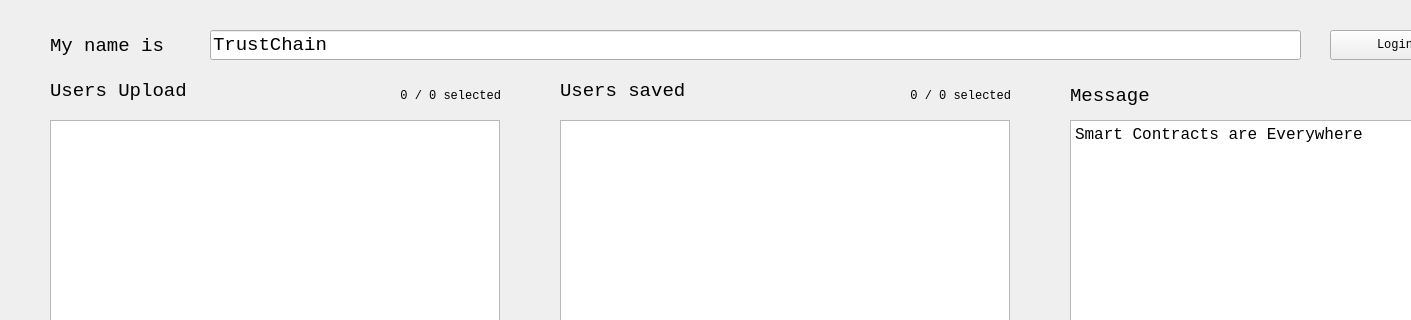
Old version of the form forms/mainWindow.ui in the repository trustchain-tech/Trustele; both pictures show x 0 to 1411 and y 0 to 320 of the 1500 by 800 pixel window.
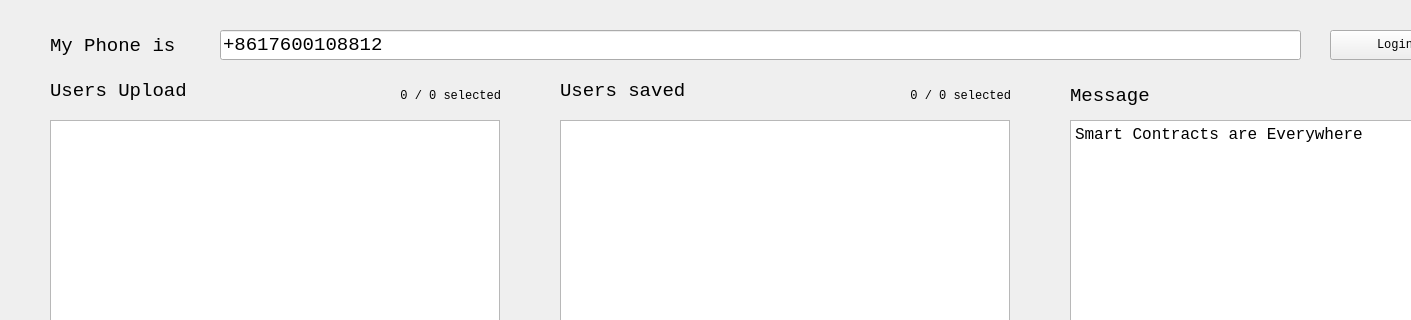
New version of the form. Icons and pictures are not drawn.

```diff
--- a/forms/mainWindow.ui
+++ b/forms/mainWindow.ui
@@ -135,9 +135,9 @@
    <widget class="QLineEdit" name="my_id">
     <property name="geometry">
      <rect>
-      <x>210</x>
+      <x>220</x>
       <y>30</y>
-      <width>1091</width>
+      <width>1081</width>
       <height>30</height>
      </rect>
     </property>
@@ -148,7 +148,7 @@
      </font>
     </property>
     <property name="text">
-     <string>TrustChain</string>
+     <string>+8617600108812</string>
     </property>
     <property name="maxLength">
      <number>64</number>
@@ -170,7 +170,7 @@
      </font>
     </property>
     <property name="text">
-     <string>My name is</string>
+     <string>My Phone is</string>
     </property>
    </widget>
    <widget class="QTextBrowser" name="info_area">
```
Left out of the diff: 6 changed lines with no effect on the pictures.
